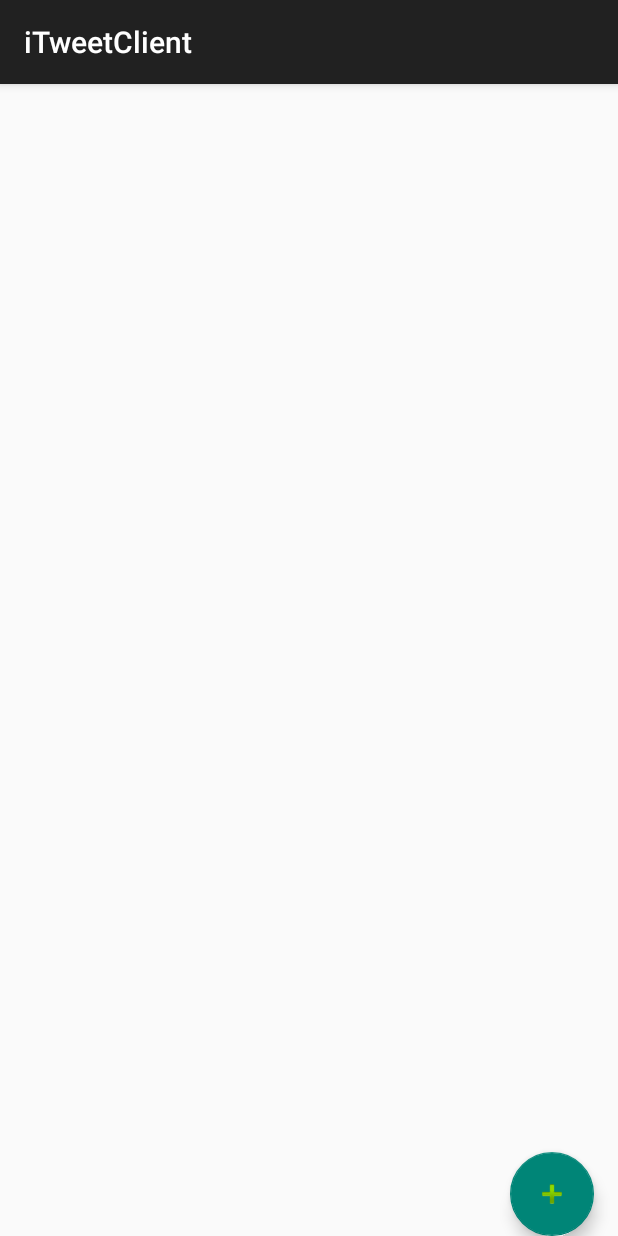
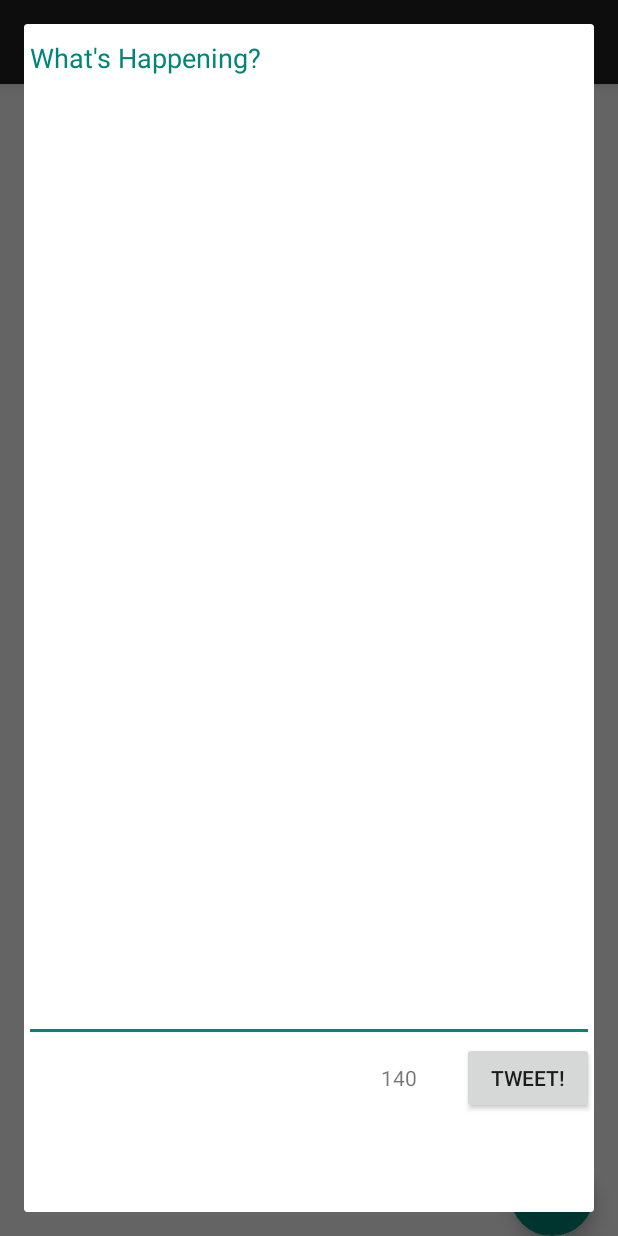
Before and after one commit to ipande/TwitterClient, an Android app: the TimelineActivity screen opened directly, with no data from a screen before it, after a tap on an icon or button, on a phone screen of 412 x 824 dp. Run offline under Robolectric (Android 15) with nearby library versions, the phone set to English and light mode, and no system bars; our stand-ins replace ButterKnife, Picasso; libraries missing offline, so code that uses them is left out: com.loopj.android; pictures from the network do not load; 2 statements that could not run were skipped.

Commit message:
Basic dialog fragment for composing tweets

```diff
--- a/MySimpleTweets/app/src/main/java/com/codepath/apps/iTweetClient/actvities/TimelineActivity.java
+++ b/MySimpleTweets/app/src/main/java/com/codepath/apps/iTweetClient/actvities/TimelineActivity.java
@@ -4,6 +4,8 @@ import android.os.Bundle;
 import android.support.annotation.Nullable;
 import android.support.design.widget.FloatingActionButton;
 import android.support.design.widget.Snackbar;
+
+import android.support.v4.app.FragmentManager;
 import android.support.v7.app.AppCompatActivity;
 import android.support.v7.widget.LinearLayoutManager;
 import android.support.v7.widget.RecyclerView;
@@ -13,6 +15,7 @@ import android.view.View;
 import com.codepath.apps.iTweetClient.R;
 import com.codepath.apps.iTweetClient.TwitterClient;
 import com.codepath.apps.iTweetClient.adapters.TweetsAdapter;
+import com.codepath.apps.iTweetClient.fragments.TweetFragment;
 import com.codepath.apps.iTweetClient.models.Tweet;
 import com.codepath.apps.iTweetClient.utils.EndlessRecyclerViewScrollListener;
 import com.loopj.android.http.JsonHttpResponseHandler;
@@ -65,11 +68,19 @@ public class TimelineActivity extends AppCompatActivity {
             @Override
             public void onClick(View view) {
                 //TODO: Add compose tweet fragment
+                showComposeTweetFragment();
 //                Snackbar.make(view, "Replace with your own action", Snackbar.LENGTH_LONG)
 //                        .setAction("Action", null).show();
             }
         });
     }
+
+    private void showComposeTweetFragment() {
+        FragmentManager fm = getSupportFragmentManager();
+        TweetFragment tweetFragment = TweetFragment.newInstance("Compose Tweet");
+        tweetFragment.show(fm, "Compose Tweet");
+    }
+
 
     // Fill in listview with tweet JSON objects
     private void populateTimeline(int page) {
--- /dev/null
+++ b/MySimpleTweets/app/src/main/java/com/codepath/apps/iTweetClient/fragments/TweetFragment.java
@@ -0,0 +1,65 @@
+package com.codepath.apps.iTweetClient.fragments;
+
+
+import android.support.v4.app.DialogFragment;
+import android.os.Bundle;
+import android.support.v4.app.Fragment;
+import android.view.LayoutInflater;
+import android.view.View;
+import android.view.ViewGroup;
+import android.view.WindowManager;
+import android.widget.EditText;
+
+import com.codepath.apps.iTweetClient.R;
+
+import butterknife.Bind;
+import butterknife.ButterKnife;
+
+/**
+ * A simple {@link Fragment} subclass.
+ */
+public class TweetFragment extends DialogFragment {
+    @Bind(R.id.etTweet) EditText mTweetText;
+
+
+
+    public TweetFragment() {
+        // Required empty public constructor
+    }
+
+    public static TweetFragment newInstance(String title) {
+        TweetFragment frag = new TweetFragment();
+        Bundle args = new Bundle();
+        args.putString("title", title);
+        frag.setArguments(args);
+        return frag;
+    }
+
+
+    @Override
+    public View onCreateView(LayoutInflater inflater, ViewGroup container,
+                             Bundle savedInstanceState) {
+        View view = inflater.inflate(R.layout.fragment_compose_tweet, container);
+        ButterKnife.bind(this,view);
+        return view;
+    }
+
+    // When binding a fragment in onCreateView, set the views to null in onDestroyView.
+    // Butter Knife has an unbind method to do this automatically.
+    @Override public void onDestroyView() {
+        super.onDestroyView();
+        ButterKnife.unbind(this);
+    }
+
+    @Override
+    public void onViewCreated(View view, Bundle savedInstanceState) {
+        super.onViewCreated(view, savedInstanceState);
+        // Fetch arguments from bundle and set title
+        String title = getArguments().getString("title", "Enter Name");
+        getDialog().setTitle(title);
+        mTweetText.requestFocus();
+        getDialog().getWindow().setSoftInputMode(
+                WindowManager.LayoutParams.SOFT_INPUT_STATE_VISIBLE);
+
+    }
+}
--- /dev/null
+++ b/MySimpleTweets/app/src/main/res/layout/fragment_compose_tweet.xml
@@ -0,0 +1,46 @@
+<?xml version="1.0" encoding="utf-8"?>
+<RelativeLayout xmlns:android="http://schemas.android.com/apk/res/android"
+    android:layout_width="match_parent"
+    android:layout_height="match_parent">
+
+
+    <EditText
+        android:layout_width="match_parent"
+        android:layout_height="wrap_content"
+        android:text="What&apos;s Happening?"
+        android:id="@+id/etTweet"
+        android:layout_alignParentTop="true"
+        android:hint="What&apos;s Happening?"
+        android:textColor="@color/accent_material_light"
+        android:layout_above="@+id/divLine"
+        android:layout_alignParentEnd="true"
+        android:gravity="top" />
+    <View
+        android:layout_width="match_parent"
+        android:layout_height="1dp"
+        android:background="@android:color/transparent"
+        android:layout_marginBottom="112dp"
+        android:layout_alignParentBottom="true"
+        android:layout_alignParentStart="true"
+        android:id="@+id/divLine" />
+
+    <Button
+        android:layout_width="wrap_content"
+        android:layout_height="wrap_content"
+        android:text="Tweet!"
+        android:id="@+id/btComposeTweet"
+        android:layout_alignTop="@+id/divLine"
+        android:layout_alignParentEnd="true" />
+
+    <TextView
+        android:layout_width="wrap_content"
+        android:layout_height="wrap_content"
+        android:text="140"
+        android:paddingRight="30dp"
+        android:id="@+id/textView"
+        android:layout_alignBaseline="@+id/btComposeTweet"
+        android:layout_alignBottom="@+id/btComposeTweet"
+        android:layout_toStartOf="@+id/btComposeTweet"
+        />
+
+</RelativeLayout>
--- a/MySimpleTweets/app/src/main/res/values/strings.xml
+++ b/MySimpleTweets/app/src/main/res/values/strings.xml
@@ -4,4 +4,7 @@
     <string name="app_name">iTweetClient</string>
     <string name="login_label">Connect to Twitter</string>
 
+    <!-- TODO: Remove or change this placeholder text -->
+    <string name="hello_blank_fragment">Hello blank fragment</string>
+
 </resources>
```
Also changed, not shown: MySimpleTweets/app/build.gradle (+7 -6 lines), MySimpleTweets/app/src/main/res/layout/activity_temp.xml (deleted, +0 -34 lines), MySimpleTweets/app/src/main/res/drawable-hdpi/ic_tweet_icon.png (added), MySimpleTweets/app/src/main/res/drawable-mdpi/ic_tweet_icon.png (added), MySimpleTweets/app/src/main/res/drawable-xhdpi/ic_tweet_icon.png (added), MySimpleTweets/app/src/main/res/drawable-xxhdpi/ic_tweet_icon.png (added).
